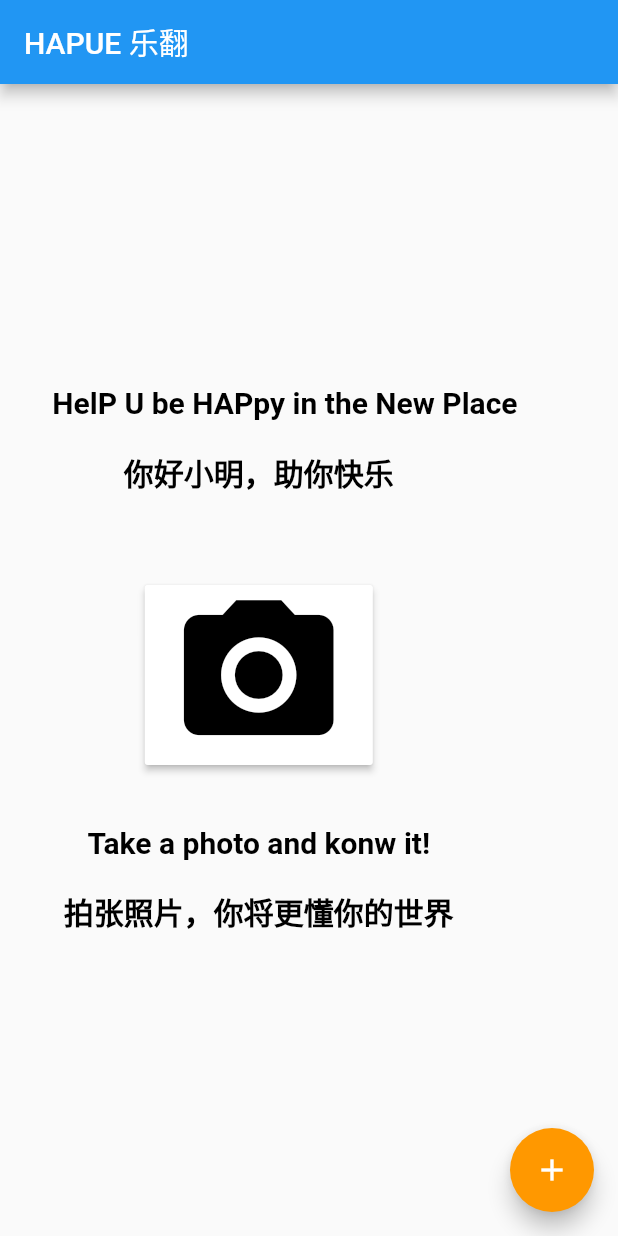
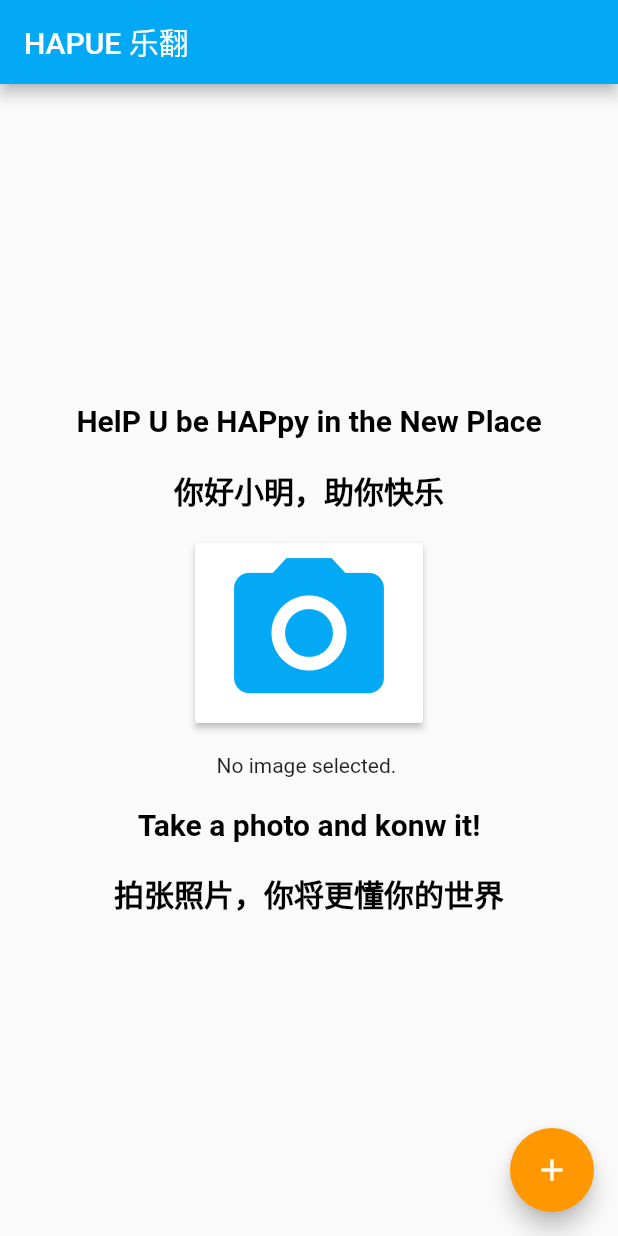
Before and after one commit to xander557/Hapue-mobile, a Flutter app: the screen it shows after launch, on a phone screen of 412 x 824 dp. Run offline on Flutter 3.47's test engine with Material 2 defaults, Android fonts, the phone set to English and light mode, and no system bars; our stand-ins replace image_picker.

```diff
--- a/lib/main.dart
+++ b/lib/main.dart
@@ -1,5 +1,7 @@
+import 'dart:io';
 import 'package:flutter/material.dart';
 import 'pages/translatepage.dart';
+import 'package:image_picker/image_picker.dart';
 
 void main() {
   runApp(MaterialApp(
@@ -8,21 +10,95 @@ void main() {
   ));
 }
 
-class MyApp extends StatelessWidget {
+class MyApp extends StatefulWidget {
   @override
-  Widget build(BuildContext context) {
-    return new MaterialApp(home: new HomeScreen());
-  }
+  _LandingScreenState createState() => _LandingScreenState();
 }
 
-class HomeScreen extends StatelessWidget {
-  @override
-  Widget build(BuildContext context) {
-    return new Scaffold(
-      appBar: new AppBar(title: Text('HAPUE 乐翻'), backgroundColor: Colors.blue),
-      body: Column(mainAxisAlignment: MainAxisAlignment.center, children: [
-        Text(
-          "       HelP U be HAPpy in the New Place",
+class _LandingScreenState extends State<MyApp> {
+  File _imageFile;
+  final _picker = ImagePicker();
+  _openGallary(BuildContext context) async {
+    PickedFile image = await _picker.getImage(source: ImageSource.gallery);
+    setState(() {
+      _imageFile = File(image.path);
+    });
+    Navigator.of(context).pop();
+  }
+
+  _openCamera(BuildContext context) async {
+    PickedFile image = await _picker.getImage(source: ImageSource.camera);
+    // imageFile = File(image.path);
+    Navigator.of(context).pop();
+  }
+
+  Future<void> _showChoiceDialog(BuildContext context) {
+    return showDialog(
+        context: context,
+        builder: (BuildContext context) {
+          return AlertDialog(
+            title: Text("Make a Choice!"),
+            content: SingleChildScrollView(
+                child: ListBody(
+              children: <Widget>[
+                GestureDetector(
+                    child: Text("Gallery"),
+                    onTap: () {
+                      _openGallary(context);
+                    }),
+                Padding(
+                  padding: EdgeInsets.all(8.0),
+                ),
+                GestureDetector(
+                    child: Text("Camera"),
+                    onTap: () {
+                      _openCamera(context);
+                    })
+              ],
+            )),
+          );
+        });
+  }
+
+  Widget _decideImageView() {
+    return Container(
+        child: _imageFile == null
+            ? Text("No image selected. ")
+            : RaisedButton(
+                padding: EdgeInsets.all(5.0),
+                color: Colors.grey[200],
+                // child:
+                child: new Column(
+                  children: <Widget>[
+                    Padding(
+                      padding: EdgeInsets.all(0.0),
+                    ),
+                    Container(
+                      child: Image.file(_imageFile),
+                      height: 200,
+                    ),
+                    Text("点我确认", style: TextStyle(fontSize: 20))
+                  ],
+                ),
+                onPressed: () => Navigator.push(
+                      context,
+                      new MaterialPageRoute(
+                          builder: (context) =>
+                              new TranslatePage(image: _imageFile)),
+                    )));
+  }
+
+  Widget padding(height) {
+    return Padding(
+      padding: EdgeInsets.symmetric(
+        vertical: height,
+      ),
+    );
+  }
+
+  Widget textLine(text) {
+    return Text(
+      text,
       style: TextStyle(
         color: Colors.black,
         fontSize: 20.0,
@@ -30,67 +106,37 @@ class HomeScreen extends StatelessWidget {
         fontWeight: FontWeight.bold,
       ),
       textAlign: TextAlign.center,
+    );
+  }
+
+  @override
+  Widget build(BuildContext context) {
+    return new Scaffold(
+      appBar: new AppBar(
+          title: Text('HAPUE 乐翻'), backgroundColor: Colors.lightBlue),
+      body: Container(
+        child: Center(
+          child: Column(mainAxisAlignment: MainAxisAlignment.center, children: [
+            textLine("HelP U be HAPpy in the New Place"),
+            padding(10.0),
+            textLine("你好小明，助你快乐"),
+            padding(10.0),
+            RaisedButton(
+              child: Icon(Icons.camera_alt, size: 120, color: Colors.lightBlue),
+              onPressed: () {
+                _showChoiceDialog(context);
+              },
+              color: Colors.white,
             ),
-        Padding(
-          padding: EdgeInsets.symmetric(
-            vertical: 10.0,
+            padding(10.0),
+            _decideImageView(),
+            padding(10.0),
+            textLine("Take a photo and konw it!"),
+            padding(10.0),
+            textLine("拍张照片，你将更懂你的世界"),
+          ]),
         ),
       ),
-        Text(
-          "你好小明，助你快乐",
-          style: TextStyle(
-            color: Colors.black,
-            fontSize: 20.0,
-            fontStyle: FontStyle.normal,
-            fontWeight: FontWeight.bold,
-          ),
-          textAlign: TextAlign.center,
-        ),
-        Padding(
-          padding: EdgeInsets.symmetric(
-            vertical: 30.0,
-          ),
-        ),
-        RaisedButton(
-          child: Icon(Icons.camera_alt, size: 120, color: Colors.black),
-          // child: Text('Camera Icon'), // 一个小眼睛图案
-          onPressed: () => Navigator.push(
-            context,
-            MaterialPageRoute(builder: (context) => TranslatePage()),
-          ),
-          color: Colors.white,
-        ),
-        Padding(
-          padding: EdgeInsets.symmetric(
-            vertical: 20.0,
-          ),
-        ),
-        Text(
-          "Take a photo and konw it!",
-          style: TextStyle(
-            color: Colors.black,
-            fontSize: 20.0,
-            fontStyle: FontStyle.normal,
-            fontWeight: FontWeight.bold,
-          ),
-          textAlign: TextAlign.center,
-        ),
-        Padding(
-          padding: EdgeInsets.symmetric(
-            vertical: 10.0,
-          ),
-        ),
-        Text(
-          "拍张照片，你将更懂你的世界",
-          style: TextStyle(
-            color: Colors.black,
-            fontSize: 20.0,
-            fontStyle: FontStyle.normal,
-            fontWeight: FontWeight.bold,
-          ),
-          textAlign: TextAlign.center,
-        ), // shoud here be a douhao? doesn't really matter
-      ]),
       floatingActionButton: new FloatingActionButton(
         child: new Icon(Icons.add),
         backgroundColor: Colors.orange,
--- a/pubspec.yaml
+++ b/pubspec.yaml
@@ -23,7 +23,10 @@ environment:
 dependencies:
   flutter:
     sdk: flutter
-
+  camera:
+  path_provider:
+  path:
+  image_picker:
 
   # The following adds the Cupertino Icons font to your application.
   # Use with the CupertinoIcons class for iOS style icons.
```
Also changed, not shown: lib/pages/translatedResult.dart (+58 -84 lines), lib/pages/translatepage.dart (+40 -44 lines), pubspec.lock, 7 other files. Lines whose indentation alone changed are shown as unchanged.
